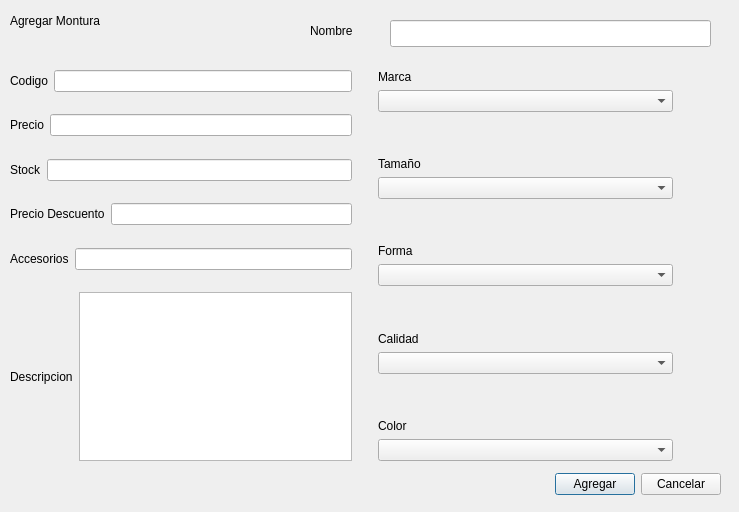
The window that ui_producto_agregar_montura.ui (benArambide/ProyFinal-IS2) describes before a commit, drawn with Qt 5.
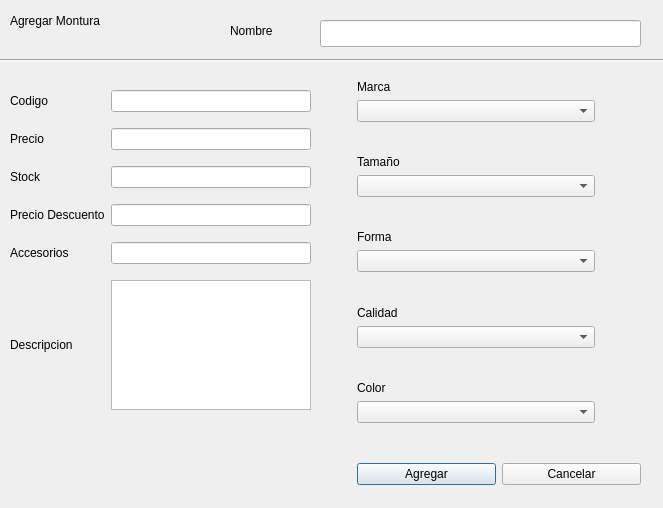
The same window after the commit. Icons and pictures are not drawn. Custom widgets are drawn as their Qt base class.

What changed in the file:
```diff
--- a/ui_producto_agregar_montura.ui
+++ b/ui_producto_agregar_montura.ui
@@ -6,193 +6,162 @@
    <rect>
     <x>0</x>
     <y>0</y>
-    <width>739</width>
-    <height>512</height>
+    <width>663</width>
+    <height>508</height>
    </rect>
   </property>
+  <property name="minimumSize">
+   <size>
+    <width>663</width>
+    <height>508</height>
+   </size>
+  </property>
+  <property name="maximumSize">
+   <size>
+    <width>663</width>
+    <height>508</height>
+   </size>
+  </property>
   <property name="windowTitle">
    <string>Agregar Montura</string>
   </property>
-  <widget class="QWidget" name="layoutWidget">
+  <widget class="QLabel" name="label">
    <property name="geometry">
     <rect>
      <x>10</x>
-     <y>70</y>
-     <width>709</width>
-     <height>391</height>
+     <y>0</y>
+     <width>121</width>
+     <height>41</height>
     </rect>
    </property>
-   <layout class="QHBoxLayout" name="horizontalLayout_12">
-    <item>
-     <layout class="QVBoxLayout" name="verticalLayout_2">
-      <item>
-       <layout class="QHBoxLayout" name="horizontalLayout">
-        <item>
-         <widget class="QLabel" name="label_2">
-          <property name="text">
-           <string>Codigo</string>
-          </property>
-         </widget>
-        </item>
-        <item>
-         <widget class="QLineEdit" name="lineEdit_codigo"/>
-        </item>
-       </layout>
+   <property name="text">
+    <string>Agregar Montura</string>
+   </property>
+  </widget>
+  <widget class="QLineEdit" name="lineEdit_nombre">
+   <property name="geometry">
+    <rect>
+     <x>320</x>
+     <y>20</y>
+     <width>321</width>
+     <height>27</height>
+    </rect>
+   </property>
+  </widget>
+  <widget class="QLabel" name="label_12">
+   <property name="geometry">
+    <rect>
+     <x>230</x>
+     <y>10</y>
+     <width>71</width>
+     <height>41</height>
+    </rect>
+   </property>
+   <property name="text">
+    <string>Nombre</string>
+   </property>
+  </widget>
+  <widget class="QWidget" name="gridLayoutWidget_2">
+   <property name="geometry">
+    <rect>
+     <x>10</x>
+     <y>80</y>
+     <width>631</width>
+     <height>405</height>
+    </rect>
+   </property>
+   <layout class="QGridLayout" name="gridLayout_2">
+    <item row="0" column="2">
+     <layout class="QGridLayout" name="gridLayout">
+      <item row="5" column="0">
+       <widget class="QLabel" name="label_3">
+        <property name="text">
+         <string>Descripcion</string>
+        </property>
+       </widget>
       </item>
-      <item>
-       <spacer name="verticalSpacer">
-        <property name="orientation">
-         <enum>Qt::Vertical</enum>
+      <item row="5" column="1">
+       <widget class="QPlainTextEdit" name="plainTextEdit_descripcion">
+        <property name="sizePolicy">
+         <sizepolicy hsizetype="Expanding" vsizetype="MinimumExpanding">
+          <horstretch>0</horstretch>
+          <verstretch>0</verstretch>
+         </sizepolicy>
         </property>
-        <property name="sizeHint" stdset="0">
+        <property name="maximumSize">
          <size>
-          <width>20</width>
-          <height>40</height>
+          <width>200</width>
+          <height>130</height>
          </size>
         </property>
-       </spacer>
+       </widget>
       </item>
-      <item>
-       <layout class="QHBoxLayout" name="horizontalLayout_4">
-        <item>
-         <widget class="QLabel" name="label_5">
-          <property name="text">
-           <string>Precio</string>
-          </property>
-         </widget>
-        </item>
-        <item>
-         <widget class="QLineEdit" name="lineEdit_precio"/>
-        </item>
-       </layout>
+      <item row="4" column="0">
+       <widget class="QLabel" name="label_6">
+        <property name="text">
+         <string>Accesorios</string>
+        </property>
+       </widget>
       </item>
-      <item>
-       <spacer name="verticalSpacer_2">
-        <property name="orientation">
-         <enum>Qt::Vertical</enum>
+      <item row="4" column="1">
+       <widget class="QLineEdit" name="lineEdit_accesorios"/>
+      </item>
+      <item row="3" column="0">
+       <widget class="QLabel" name="label_7">
+        <property name="text">
+         <string>Precio Descuento</string>
         </property>
-        <property name="sizeHint" stdset="0">
-         <size>
-          <width>20</width>
-          <height>40</height>
-         </size>
+       </widget>
+      </item>
+      <item row="3" column="1">
+       <widget class="QLineEdit" name="lineEdit_p_descuento"/>
+      </item>
+      <item row="2" column="0">
+       <widget class="QLabel" name="label_4">
+        <property name="text">
+         <string>Stock</string>
         </property>
-       </spacer>
+       </widget>
       </item>
-      <item>
-       <layout class="QHBoxLayout" name="horizontalLayout_3">
-        <item>
-         <widget class="QLabel" name="label_4">
-          <property name="text">
-           <string>Stock</string>
-          </property>
-         </widget>
-        </item>
-        <item>
-         <widget class="QLineEdit" name="lineEdit_stock"/>
-        </item>
-       </layout>
+      <item row="2" column="1">
+       <widget class="QLineEdit" name="lineEdit_stock"/>
       </item>
-      <item>
-       <spacer name="verticalSpacer_3">
-        <property name="orientation">
-         <enum>Qt::Vertical</enum>
+      <item row="1" column="0">
+       <widget class="QLabel" name="label_5">
+        <property name="text">
+         <string>Precio</string>
         </property>
-        <property name="sizeHint" stdset="0">
-         <size>
-          <width>20</width>
-          <height>40</height>
-         </size>
-        </property>
-       </spacer>
+       </widget>
       </item>
-      <item>
-       <layout class="QHBoxLayout" name="horizontalLayout_6">
-        <item>
-         <widget class="QLabel" name="label_7">
-          <property name="text">
-           <string>Precio Descuento</string>
-          </property>
-         </widget>
-        </item>
-        <item>
-         <widget class="QLineEdit" name="lineEdit_p_descuento"/>
-        </item>
-       </layout>
+      <item row="1" column="1">
+       <widget class="QLineEdit" name="lineEdit_precio"/>
       </item>
-      <item>
-       <spacer name="verticalSpacer_4">
-        <property name="orientation">
-         <enum>Qt::Vertical</enum>
+      <item row="0" column="0">
+       <widget class="QLabel" name="label_2">
+        <property name="text">
+         <string>Codigo</string>
         </property>
-        <property name="sizeHint" stdset="0">
-         <size>
-          <width>20</width>
-          <height>40</height>
-         </size>
-        </property>
-       </spacer>
+       </widget>
       </item>
-      <item>
-       <layout class="QHBoxLayout" name="horizontalLayout_5">
-        <item>
-         <widget class="QLabel" name="label_6">
-          <property name="text">
-           <string>Accesorios</string>
-          </property>
-         </widget>
-        </item>
-        <item>
-         <widget class="QLineEdit" name="lineEdit_accesorios"/>
-        </item>
-       </layout>
+      <item row="0" column="1">
+       <widget class="QLineEdit" name="lineEdit_codigo"/>
       </item>
-      <item>
-       <spacer name="verticalSpacer_5">
+      <item row="5" column="2">
+       <spacer name="horizontalSpacer">
         <property name="orientation">
-         <enum>Qt::Vertical</enum>
+         <enum>Qt::Horizontal</enum>
         </property>
         <property name="sizeHint" stdset="0">
          <size>
-          <width>20</width>
-          <height>40</height>
+          <width>40</width>
+          <height>20</height>
          </size>
         </property>
        </spacer>
       </item>
-      <item>
-       <layout class="QHBoxLayout" name="horizontalLayout_2">
-        <item>
-         <widget class="QLabel" name="label_3">
-          <property name="text">
-           <string>Descripcion</string>
-          </property>
-         </widget>
-        </item>
-        <item>
-         <widget class="QPlainTextEdit" name="plainTextEdit_descripcion"/>
-        </item>
-       </layout>
-      </item>
      </layout>
     </item>
-    <item>
-     <spacer name="horizontalSpacer">
-      <property name="orientation">
-       <enum>Qt::Horizontal</enum>
-      </property>
-      <property name="sizeType">
-       <enum>QSizePolicy::Minimum</enum>
-      </property>
-      <property name="sizeHint" stdset="0">
-       <size>
-        <width>20</width>
-        <height>14</height>
-       </size>
-      </property>
-     </spacer>
-    </item>
-    <item>
+    <item row="0" column="3">
      <layout class="QVBoxLayout" name="verticalLayout_8">
       <item>
        <layout class="QVBoxLayout" name="verticalLayout_3">
@@ -521,32 +490,7 @@
       </item>
      </layout>
     </item>
-   </layout>
-  </widget>
-  <widget class="QLabel" name="label">
-   <property name="geometry">
-    <rect>
-     <x>10</x>
-     <y>0</y>
-     <width>121</width>
-     <height>41</height>
-    </rect>
-   </property>
-   <property name="text">
-    <string>Agregar Montura</string>
-   </property>
-  </widget>
-  <widget class="QWidget" name="layoutWidget_2">
-   <property name="geometry">
-    <rect>
-     <x>10</x>
-     <y>470</y>
-     <width>711</width>
-     <height>29</height>
-    </rect>
-   </property>
-   <layout class="QHBoxLayout" name="horizontalLayout_13">
-    <item>
+    <item row="2" column="2">
      <spacer name="horizontalSpacer_3">
       <property name="orientation">
        <enum>Qt::Horizontal</enum>
@@ -559,43 +503,53 @@
       </property>
      </spacer>
     </item>
-    <item>
-     <widget class="QPushButton" name="pushButton_agregar">
-      <property name="text">
-       <string>Agregar</string>
-      </property>
-     </widget>
+    <item row="2" column="3">
+     <layout class="QHBoxLayout" name="horizontalLayout">
+      <item>
+       <widget class="QPushButton" name="pushButton_agregar">
+        <property name="text">
+         <string>Agregar</string>
+        </property>
+       </widget>
+      </item>
+      <item>
+       <widget class="QPushButton" name="pushButton_cancelar">
+        <property name="text">
+         <string>Cancelar</string>
+        </property>
+       </widget>
+      </item>
+     </layout>
     </item>
-    <item>
-     <widget class="QPushButton" name="pushButton_cancelar">
-      <property name="text">
-       <string>Cancelar</string>
+    <item row="1" column="2">
+     <spacer name="verticalSpacer">
+      <property name="orientation">
+       <enum>Qt::Vertical</enum>
       </property>
-     </widget>
+      <property name="sizeType">
+       <enum>QSizePolicy::MinimumExpanding</enum>
+      </property>
+      <property name="sizeHint" stdset="0">
+       <size>
+        <width>27</width>
+        <height>34</height>
+       </size>
+      </property>
+     </spacer>
     </item>
    </layout>
   </widget>
-  <widget class="QLineEdit" name="lineEdit_nombre">
+  <widget class="Line" name="line">
    <property name="geometry">
     <rect>
-     <x>390</x>
-     <y>20</y>
-     <width>321</width>
-     <height>27</height>
+     <x>0</x>
+     <y>50</y>
+     <width>741</width>
+     <height>21</height>
     </rect>
    </property>
-  </widget>
-  <widget class="QLabel" name="label_12">
-   <property name="geometry">
-    <rect>
-     <x>310</x>
-     <y>10</y>
-     <width>71</width>
-     <height>41</height>
-    </rect>
-   </property>
-   <property name="text">
-    <string>Nombre</string>
+   <property name="orientation">
+    <enum>Qt::Horizontal</enum>
    </property>
   </widget>
  </widget>
```
